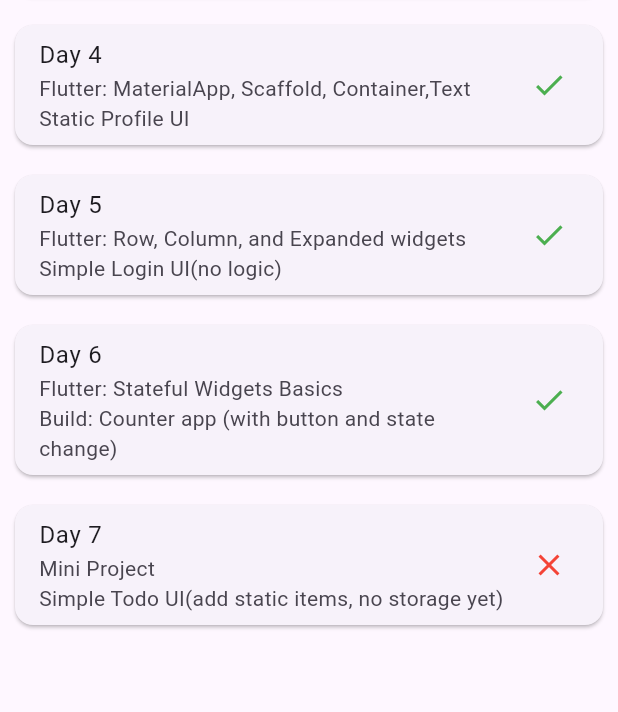
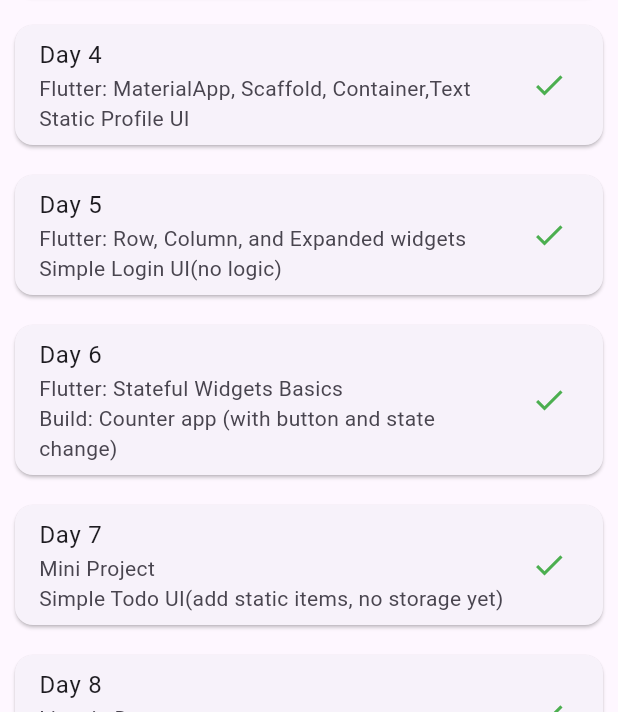
Before and after one commit to Dnissingle/my-flutter-app-notes, a Flutter app: the screen it shows after launch, on a phone screen of 412 x 824 dp, the part 524-1236 px from its top. Run offline on Flutter 3.47's test engine with Material 3 defaults, Android fonts, the phone set to English and light mode, and no system bars.

Commit message:
completed day 7 and day 8

```diff
--- a/lib/main.dart
+++ b/lib/main.dart
@@ -67,10 +67,58 @@
     Note(
         title: 'Day 7',
         description: 'Mini Project',
-        isCompleted: false,
+        isCompleted: true,
         toBuild: 'Simple Todo UI(add static items, no storage yet)',
         estimatedTime: 2
-    )
+    ),
+  Note(
+  title: 'Day 8',
+  description: 'Lists in Dart',
+  isCompleted: true,
+  toBuild: 'Build: dynamic list in flutter',
+  estimatedTime: 2
+  ),
+  // Note(
+  // title: 'Day 2',
+  // description: 'Dart: Variables,Types,Functions',
+  // isCompleted: true,
+  // toBuild: 'Build simple Calculator',
+  // estimatedTime: 2
+  // ),
+  // Note(
+  // title: 'Day 3',
+  // description: 'Dart: Class and Constructors',
+  // isCompleted: true,
+  // toBuild: 'Build Note Model',
+  // ),
+  // Note(
+  // title: 'Day 4',
+  // description: 'Flutter: MaterialApp, Scaffold, Container,Text',
+  // toBuild: 'Static Profile UI',
+  // isCompleted: true,
+  // estimatedTime: 2
+  // ),
+  // Note(
+  // title: 'Day 5',
+  // description: 'Flutter: Row, Column, and Expanded widgets',
+  // isCompleted: true,
+  // toBuild: 'Simple Login UI(no logic)',
+  // estimatedTime: 2
+  // ),
+  // Note(
+  // title: 'Day 6',
+  // description: 'Flutter: Stateful Widgets Basics',
+  // isCompleted: true,
+  // toBuild: 'Build: Counter app (with button and state change)',
+  // estimatedTime: 2
+  // ),
+  // Note(
+  // title: 'Day 7',
+  // description: 'Mini Project',
+  // isCompleted: true,
+  // toBuild: 'Simple Todo UI(add static items, no storage yet)',
+  // estimatedTime: 2
+  // )
   ];
 
   @override
```
